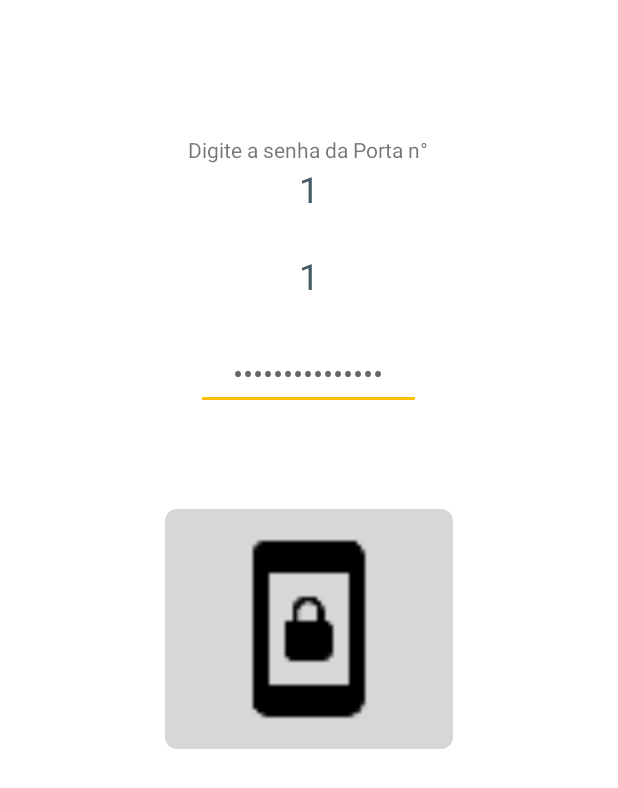
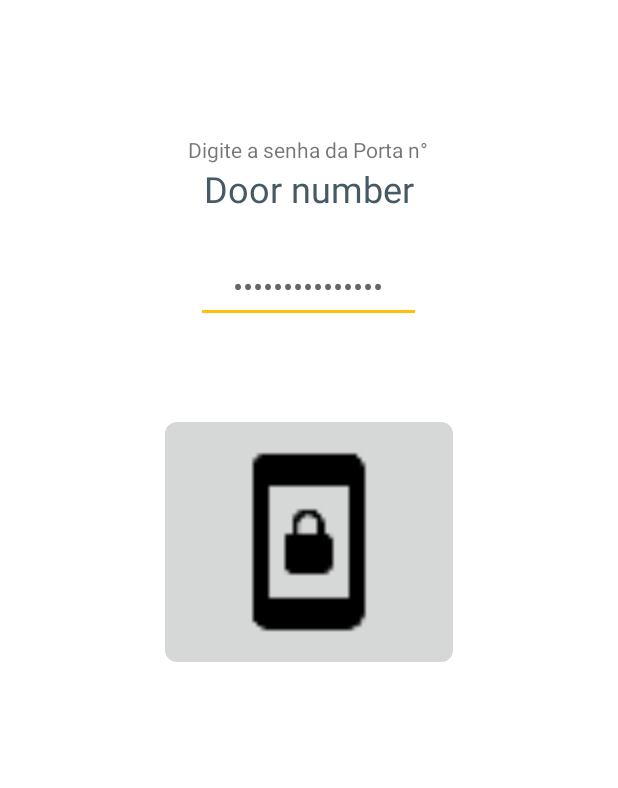
Before and after one commit to tadeununes/VIPDoor, an Android app: the layout activity_door_password.xml on its own in the app's theme, with its tools: preview values and no code run, on a phone screen of 412 x 824 dp. Shown: the top 788 px of the screen. Run offline under Robolectric (Android 15) with nearby library versions, the phone set to English and light mode, and no system bars.

Commit message:
Foi removido o método para escolher porta, e utilizado SharedPreferences para esta ação (e criadas todas as packages e classes necessárias para tanto). Foi renomeada a Activity para escolha de porta (ChooseDoor). Foi reestruturada a organização da "java" em pastas.

```diff
--- a/app/src/main/res/layout/activity_door_password.xml
+++ b/app/src/main/res/layout/activity_door_password.xml
@@ -6,7 +6,7 @@
     android:layout_width="match_parent"
     android:layout_height="match_parent"
     android:background="#ffffff"
-    tools:context=".DoorPasswordActivity">
+    tools:context=".views.DoorPasswordActivity">
 
     <TextView
         android:id="@+id/text_passwd_door"
@@ -18,15 +18,6 @@
 
     <TextView
         android:id="@+id/text_door_number"
-        android:layout_width="wrap_content"
-        android:layout_height="wrap_content"
-        android:text="@string/door_number"
-        android:textSize="24sp"
-        android:textColor="@color/colorPrimaryDark"
-        android:layout_gravity="center_horizontal"
-        android:layout_marginBottom="25dp"/>
-    <TextView
-        android:id="@+id/text_door_number_test"
         android:layout_width="wrap_content"
         android:layout_height="wrap_content"
         android:text="@string/door_number"
--- a/app/src/main/res/layout/activity_login.xml
+++ b/app/src/main/res/layout/activity_login.xml
@@ -6,7 +6,7 @@
     android:layout_width="match_parent"
     android:layout_height="match_parent"
     android:background="#ffffff"
-    tools:context=".LoginActivity">
+    tools:context=".views.LoginActivity">
 
     <ImageButton
         android:id="@+id/img_app_icon"
--- a/app/src/main/res/layout/activity_success_open.xml
+++ b/app/src/main/res/layout/activity_success_open.xml
@@ -6,7 +6,7 @@
     android:layout_width="match_parent"
     android:layout_height="match_parent"
     android:background="#ffffff"
-    tools:context=".SuccessOpenActivity">
+    tools:context=".views.SuccessOpenActivity">
 
     <TextView
         android:id="@+id/text_sucess_open"
--- a/app/src/main/res/values/strings.xml
+++ b/app/src/main/res/values/strings.xml
@@ -6,7 +6,7 @@
     <string name="door2">Porta 2</string>
     <string name="ip_door2">(172.0.152.101)</string>
     <string name="passwd_door">Digite a senha da Porta n°</string>
-    <string name="door_number">1</string>
+    <string name="door_number">Door number</string>
     <string name="door_hint">•••••••••••••••</string>
     <string name="success_open">Porta aberta com sucesso!</string>
     <string name="new_door_open">Abrir outra porta?</string>
```
Also changed, not shown: app/src/main/java/com/tadeu/vipdoor/views/DoorPasswordActivity.java (added, +61 -0 lines), app/src/main/java/com/tadeu/vipdoor/views/LoginActivity.java (added, +44 -0 lines), app/src/main/java/com/tadeu/vipdoor/views/SuccessOpenActivity.java (added, +38 -0 lines).
